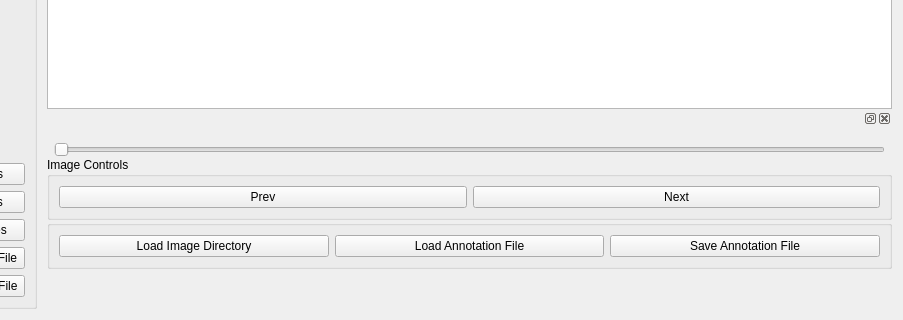
The window that src/image_annotator/mainwindow.ui (cvisionai/Tator-Native) describes before a commit, drawn with Qt 5; both pictures show x 109 to 1012 and y 554 to 874 of the 1012 by 874 pixel window.
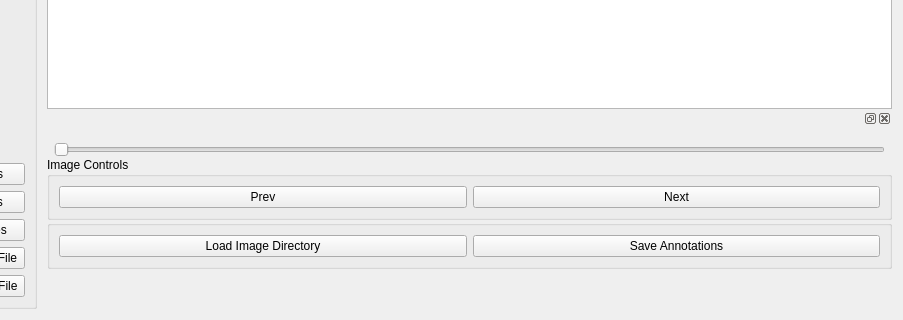
The same window after the commit.

Commit message: Change names of some widgets in image annotator

What changed in the file:
```diff
--- a/src/image_annotator/mainwindow.ui
+++ b/src/image_annotator/mainwindow.ui
@@ -559,14 +559,7 @@
                 <item>
                  <widget class="QPushButton" name="loadAnnotate">
                   <property name="text">
-                   <string>Load Annotation File</string>
-                  </property>
-                 </widget>
-                </item>
-                <item>
-                 <widget class="QPushButton" name="saveAnnotate">
-                  <property name="text">
-                   <string>Save Annotation File</string>
+                   <string>Save Annotations</string>
                   </property>
                  </widget>
                 </item>
```
Left out of the diff: 6 changed lines with no effect on the pictures.
